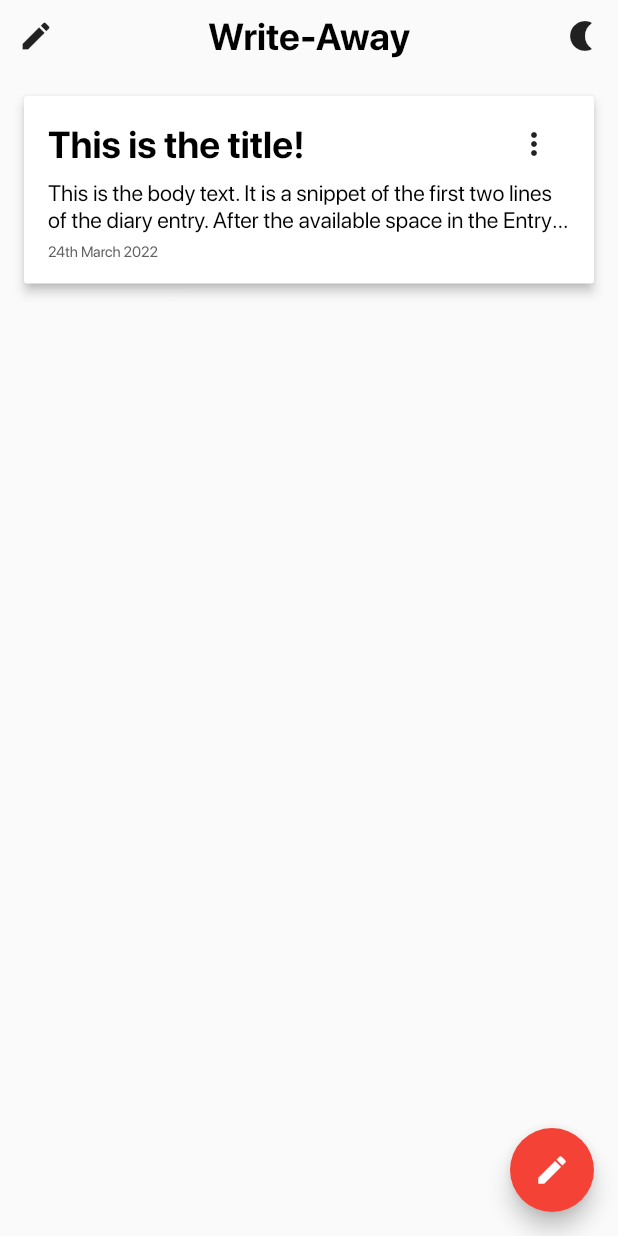
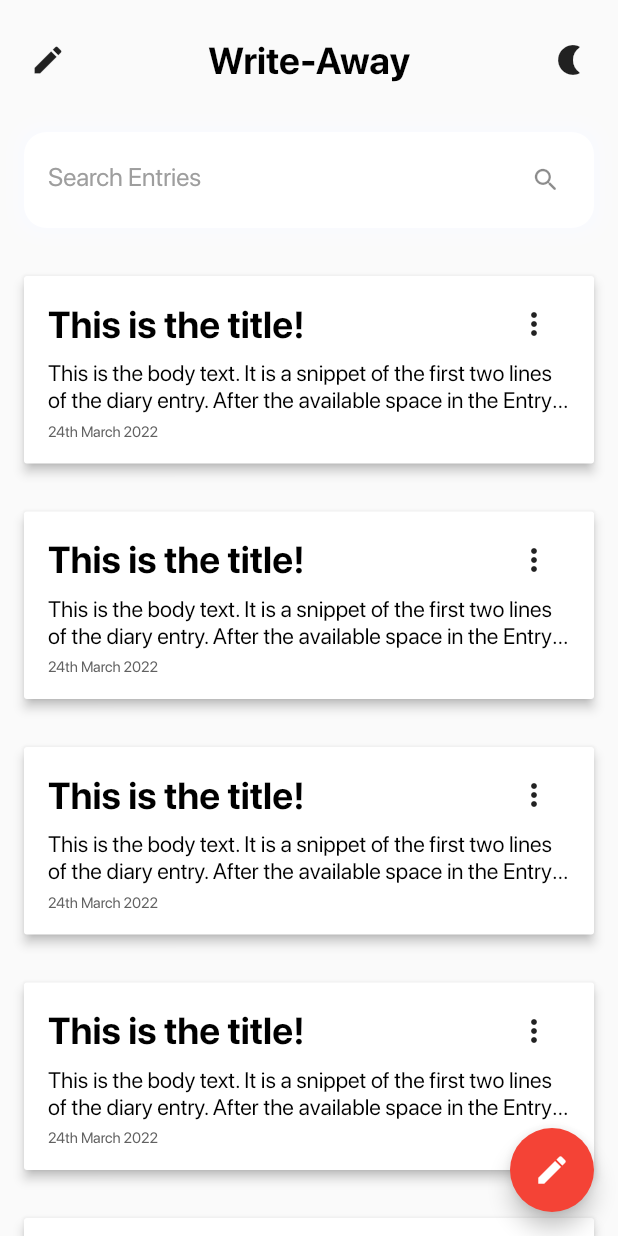
Before and after one commit to bookofiyi/write_a_day, a Flutter app: the screen it shows after launch, on a phone screen of 412 x 824 dp. Run offline on Flutter 3.47's test engine with Material 2 defaults, Android fonts, the phone set to English and light mode, and no system bars; our stand-ins replace shared_preferences.

Commit message:
changed UI, added entry card component and edited stylesheet

```diff
--- /dev/null
+++ b/lib/components/entry_card.dart
@@ -0,0 +1,83 @@
+// ignore_for_file: sized_box_for_whitespace
+
+import 'package:flutter/material.dart';
+import 'package:write_a_day/dark_theme_logic/dark_theme_styles.dart';
+
+class EntryCard extends StatelessWidget {
+  const EntryCard({
+    Key? key,
+    required this.darkModeActive,
+  }) : super(key: key);
+
+  final bool darkModeActive;
+
+  @override
+  Widget build(BuildContext context) {
+    return Padding(
+      padding: const EdgeInsets.all(16.0),
+      child: MaterialButton(
+        onPressed: () {},
+        minWidth: double.infinity,
+        elevation: 3,
+        color: darkModeActive ? Colors.grey : Colors.white,
+        padding: EdgeInsets.zero,
+        child: Padding(
+          padding: const EdgeInsets.fromLTRB(16.0, 8, 16.0, 16.0),
+          child: Column(
+            crossAxisAlignment: CrossAxisAlignment.start,
+            children: [
+              Row(
+                mainAxisAlignment: MainAxisAlignment.spaceBetween,
+                children: [
+                  // title text
+                  Container(
+                    width: MediaQuery.of(context).size.width * 0.7,
+                    child: Text(
+                      'This is the title!',
+                      maxLines: 1,
+                      style: Styles.themeData(darkModeActive, context)
+                          .textTheme
+                          .headline1,
+                    ),
+                  ),
+                  // end of title text
+
+                  // options icon
+                  IconButton(
+                    onPressed: () {},
+                    icon: const Icon(Icons.more_vert_rounded),
+                    padding: EdgeInsets.zero,
+                  ),
+                  // end of options icon
+                ],
+              ),
+
+              // body text
+              Text(
+                'This is the body text. It is a snippet of the first two lines of the diary entry. After the available space in the Entry Card has been exhausted, it should overflow into ellipsis',
+                maxLines: 2,
+                style: Styles.themeData(darkModeActive, context)
+                    .textTheme
+                    .bodyText1,
+              ),
+              // end of body text
+
+              const SizedBox(
+                height: 5,
+              ),
+
+              // date text
+              Text(
+                '24th March 2022',
+                style: Styles.themeData(darkModeActive, context)
+                    .textTheme
+                    .bodyText2,
+              ),
+              // end of date text
+            ],
+          ),
+        ),
+      ),
+    );
+  }
+}
--- a/lib/dark_theme_logic/dark_theme_styles.dart
+++ b/lib/dark_theme_logic/dark_theme_styles.dart
@@ -29,7 +29,7 @@
         ),
       ),
       // typography: Typography
-      backgroundColor: isDarkTheme ? Colors.black : const Color(0xFFF1F5FB),
+      backgroundColor: isDarkTheme ? Colors.black : const Color(0xffEFEEF3),
       indicatorColor:
           isDarkTheme ? const Color(0xff0E1D36) : const Color(0xffCBDCF8),
       hintColor:
--- a/lib/home_screen.dart
+++ b/lib/home_screen.dart
@@ -2,6 +2,7 @@
 
 import 'package:flutter/material.dart';
 import 'package:provider/provider.dart';
+import 'package:write_a_day/components/entry_card.dart';
 import 'package:write_a_day/dark_theme_logic/dark_theme_provider.dart';
 import 'package:write_a_day/dark_theme_logic/dark_theme_styles.dart';
 
@@ -24,7 +25,10 @@
       body: SafeArea(
         child: Column(
           children: [
-            Row(
+            // header
+            Padding(
+              padding: const EdgeInsets.fromLTRB(8.0, 16.0, 8.0, 8.0),
+              child: Row(
                 mainAxisAlignment: MainAxisAlignment.spaceBetween,
                 children: [
                   IconButton(
@@ -50,77 +54,68 @@
                   ),
                 ],
               ),
-            Expanded(
-              child: ListView(
-                children: [
+            ),
+            // end of header
+
+            // search box
             Padding(
               padding: const EdgeInsets.all(16.0),
-                    child: MaterialButton(
-                      onPressed: () {},
-                      minWidth: double.infinity,
-                      elevation: 3,
-                      color: darkModeActive ? Colors.grey : Colors.white,
-                      padding: EdgeInsets.zero,
+              child: Container(
+                decoration: BoxDecoration(
+                    borderRadius: const BorderRadius.all(Radius.circular(15)),
+                    color: darkModeActive ? Colors.grey[850] : Colors.white,
+                    boxShadow: darkModeActive
+                        ? const [
+                            BoxShadow(
+                              color: Colors.grey,
+                              spreadRadius: 4,
+                              blurRadius: 10,
+                              offset: Offset(0, 0),
+                            )
+                          ]
+                        : const [
+                            BoxShadow(
+                              color: Color(0xFFF9FAFF),
+                              spreadRadius: 4,
+                              blurRadius: 10,
+                              offset: Offset(0, 0),
+                            )
+                          ]),
                 child: Padding(
-                        padding: const EdgeInsets.fromLTRB(16.0, 8, 16.0, 16.0),
-                        child: Column(
-                          crossAxisAlignment: CrossAxisAlignment.start,
-                          children: [
-                            Row(
-                              mainAxisAlignment: MainAxisAlignment.spaceBetween,
-                              children: [
-                                // title text
-                                Container(
-                                  width:
-                                      MediaQuery.of(context).size.width * 0.7,
-                                  child: Text(
-                                    'This is the title!',
-                                    maxLines: 1,
-                                    style: Styles.themeData(
-                                            darkModeActive, context)
-                                        .textTheme
-                                        .headline1,
-                                  ),
-                                ),
-                                // end of title text
-
-                                // options icon
-                                IconButton(
-                                  onPressed: () {},
-                                  icon: const Icon(Icons.more_vert_rounded),
-                                  padding: EdgeInsets.zero,
-                                ),
-                                // end of options icon
-                              ],
-                            ),
-
-                            // body text
-                            Text(
-                              'This is the body text. It is a snippet of the first two lines of the diary entry. After the available space in the Entry Card has been exhausted, it should overflow into ellipsis',
-                              maxLines: 2,
-                              style: Styles.themeData(darkModeActive, context)
-                                  .textTheme
-                                  .bodyText1,
-                            ),
-                            // end of body text
-
-                            const SizedBox(
-                              height: 5,
-                            ),
-
-                            // date text
-                            Text(
-                              '24th March 2022',
-                              style: Styles.themeData(darkModeActive, context)
-                                  .textTheme
-                                  .bodyText2,
-                            ),
-                            // end of date text
-                          ],
+                  padding: const EdgeInsets.fromLTRB(16.0, 8.0, 8.0, 8.0),
+                  child: TextField(
+                    decoration: InputDecoration(
+                      suffixIcon: const Icon(Icons.search_rounded, size: 20),
+                      border: InputBorder.none,
+                      hintText: 'Search Entries',
+                      hintStyle: TextStyle(
+                        color: darkModeActive ? Colors.white : Colors.grey,
+                        fontSize: 17,
                       ),
                     ),
                   ),
                 ),
+              ),
+            ),
+            // end of search box
+
+            Expanded(
+              child: ListView(
+                physics: const BouncingScrollPhysics(),
+                padding: EdgeInsets.zero,
+                children: [
+                  EntryCard(darkModeActive: darkModeActive),
+                  EntryCard(darkModeActive: darkModeActive),
+                  EntryCard(darkModeActive: darkModeActive),
+                  EntryCard(darkModeActive: darkModeActive),
+                  EntryCard(darkModeActive: darkModeActive),
+                  EntryCard(darkModeActive: darkModeActive),
+                  EntryCard(darkModeActive: darkModeActive),
+                  EntryCard(darkModeActive: darkModeActive),
+                  EntryCard(darkModeActive: darkModeActive),
+                  EntryCard(darkModeActive: darkModeActive),
+                  EntryCard(darkModeActive: darkModeActive),
+                  EntryCard(darkModeActive: darkModeActive),
                 ],
               ),
             ),
```
Lines whose indentation alone changed are shown as unchanged.
